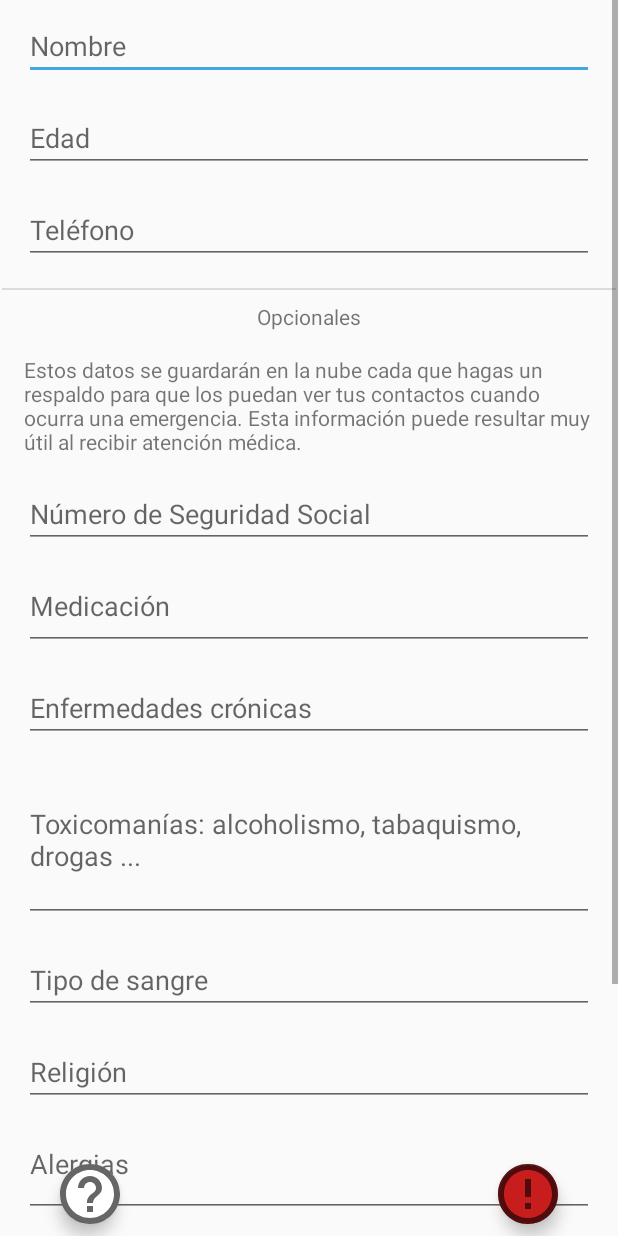
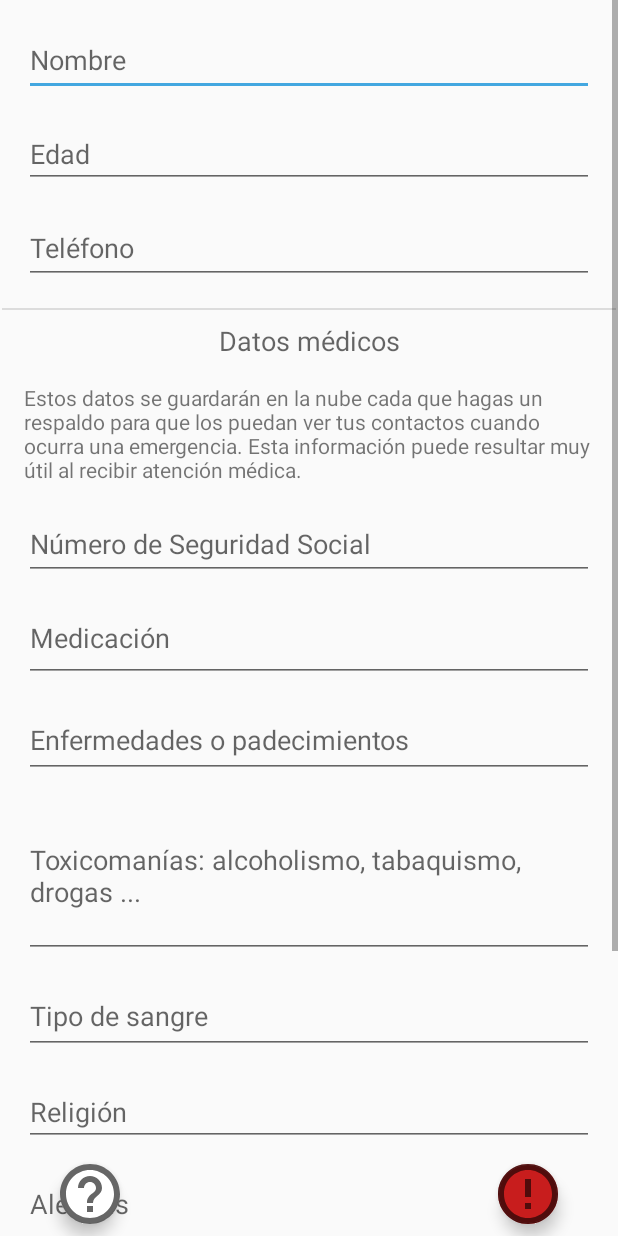
Before and after one commit to MartinBarriga/tt2, an Android app: the DatosUsuario screen opened directly, with no data from a screen before it, on a phone screen of 412 x 824 dp. Run offline under Robolectric (Android 15) with nearby library versions, the phone set to English and light mode, and no system bars; our stand-ins replace Firebase (no records; nobody signed in at launch, a user with empty details on screens opened directly); 11 statements that could not run were skipped.

```diff
--- a/AndroidApp/app/src/main/res/layout/activity_datos_usuario.xml
+++ b/AndroidApp/app/src/main/res/layout/activity_datos_usuario.xml
@@ -27,11 +27,12 @@
                 android:layout_width="match_parent"
                 android:layout_height="wrap_content"
                 android:layout_marginStart="16dp"
-                android:layout_marginTop="8dp"
+                android:layout_marginTop="16dp"
                 android:layout_marginEnd="16dp"
                 android:ems="10"
                 android:hint="Nombre"
                 android:inputType="textPersonName"
+                android:minHeight="48dp"
                 android:textAlignment="viewStart"
                 app:layout_constraintEnd_toEndOf="parent"
                 app:layout_constraintStart_toStartOf="parent"
@@ -50,7 +51,8 @@
                 app:layout_constraintEnd_toEndOf="parent"
                 app:layout_constraintHorizontal_bias="1.0"
                 app:layout_constraintStart_toStartOf="parent"
-                app:layout_constraintTop_toBottomOf="@+id/nombre" />
+                app:layout_constraintTop_toBottomOf="@+id/nombre"
+                tools:ignore="TouchTargetSizeCheck" />
 
             <EditText
                 android:id="@+id/telefono"
@@ -62,6 +64,7 @@
                 android:ems="10"
                 android:hint="Teléfono"
                 android:inputType="phone"
+                android:minHeight="48dp"
                 app:layout_constraintEnd_toEndOf="parent"
                 app:layout_constraintStart_toStartOf="parent"
                 app:layout_constraintTop_toBottomOf="@+id/edad" />
@@ -83,8 +86,9 @@
                 android:layout_width="match_parent"
                 android:layout_height="wrap_content"
                 android:layout_marginTop="8dp"
-                android:text="Opcionales"
+                android:text="Datos médicos"
                 android:textAlignment="center"
+                android:textAppearance="@style/TextAppearance.AppCompat.Medium"
                 app:layout_constraintEnd_toEndOf="parent"
                 app:layout_constraintStart_toStartOf="parent"
                 app:layout_constraintTop_toBottomOf="@+id/divider" />
@@ -107,7 +111,8 @@
                 android:layout_marginRight="16dp"
                 android:ems="10"
                 android:hint="Número de Seguridad Social"
-                android:inputType="number" />
+                android:inputType="number"
+                android:minHeight="48dp" />
 
             <EditText
                 android:id="@+id/medicacion"
@@ -134,8 +139,9 @@
                 android:layout_marginEnd="16dp"
                 android:ems="10"
                 android:gravity="start|top"
-                android:hint="Enfermedades crónicas"
-                android:inputType="textMultiLine|textAutoComplete" />
+                android:hint="Enfermedades o padecimientos"
+                android:inputType="textAutoComplete"
+                android:minHeight="48dp" />
 
             <com.google.android.material.chip.ChipGroup
                 android:id="@+id/enfermedadesChipGroup"
@@ -143,22 +149,7 @@
                 android:layout_height="match_parent"
                 android:layout_marginStart="16dp"
                 android:layout_marginTop="16dp"
-                android:layout_marginEnd="16dp">
-
-                <com.google.android.material.chip.Chip
-                    android:id="@+id/chip"
-                    android:layout_width="match_parent"
-                    android:layout_height="wrap_content"
-                    android:layout_marginStart="16dp"
-                    android:layout_marginTop="16dp"
-                    android:layout_marginEnd="16dp"
-                    android:checkable="false"
-                    android:text="Gastritis"
-                    android:textAppearance="@style/TextAppearance.AppCompat.Medium"
-                    app:checkedIconVisible="false"
-                    app:chipIconVisible="true"
-                    app:closeIconVisible="true" />
-            </com.google.android.material.chip.ChipGroup>
+                android:layout_marginEnd="16dp"/>
 
             <EditText
                 android:id="@+id/toxicomanias"
@@ -187,6 +178,7 @@
                 android:gravity="start|top"
                 android:hint="Tipo de sangre"
                 android:inputType="text"
+                android:minHeight="48dp"
                 app:layout_constraintEnd_toEndOf="parent"
                 app:layout_constraintStart_toStartOf="parent"
                 app:layout_constraintTop_toBottomOf="@+id/enfermedades" />
@@ -249,17 +241,21 @@
 
             <Button
                 android:id="@+id/guardar"
-                android:layout_width="wrap_content"
+                android:layout_width="match_parent"
                 android:layout_height="wrap_content"
                 android:layout_gravity="center_horizontal"
+                android:layout_marginStart="8dp"
                 android:layout_marginTop="8dp"
+                android:layout_marginEnd="8dp"
+                android:layout_marginBottom="8dp"
                 android:backgroundTint="@color/colorPrimary"
-                android:gravity="left"
                 android:text="Guardar"
-                android:textSize="18sp"/>
+                android:textAlignment="center"
+                android:textSize="18sp" />
 
         </LinearLayout>
     </ScrollView>
+
     <com.google.android.material.floatingactionbutton.FloatingActionButton
         android:id="@+id/boton_emergencia"
         android:layout_width="wrap_content"
@@ -268,6 +264,8 @@
         android:layout_marginBottom="8dp"
         android:clickable="true"
         android:focusableInTouchMode="false"
+        android:minWidth="48dp"
+        android:minHeight="48dp"
         android:src="@drawable/ic_baseline_error_outline_72"
         android:textAlignment="textStart"
         app:backgroundTint="#C81D1D"
@@ -276,7 +274,9 @@
         app:layout_constraintEnd_toEndOf="parent"
         app:layout_constraintTop_toTopOf="parent"
         app:layout_constraintVertical_bias="1.0"
-        app:maxImageSize="48sp" />
+        app:maxImageSize="48sp"
+        tools:ignore="SpeakableTextPresentCheck,TouchTargetSizeCheck" />
+
     <com.google.android.material.floatingactionbutton.FloatingActionButton
         android:id="@+id/boton_instructivo_flotante"
         android:layout_width="wrap_content"
@@ -285,6 +285,8 @@
         android:layout_marginBottom="8dp"
         android:clickable="true"
         android:focusableInTouchMode="false"
+        android:minWidth="48dp"
+        android:minHeight="48dp"
         android:src="@drawable/ic_baseline_help_outline_24"
         android:textAlignment="textStart"
         app:backgroundTint="#FFFFFF"
@@ -293,6 +295,7 @@
         app:layout_constraintStart_toStartOf="parent"
         app:layout_constraintTop_toTopOf="parent"
         app:layout_constraintVertical_bias="1.0"
-        app:maxImageSize="48sp" />
+        app:maxImageSize="48sp"
+        tools:ignore="SpeakableTextPresentCheck,TouchTargetSizeCheck" />
 
 </androidx.constraintlayout.widget.ConstraintLayout>
```
Also changed, not shown: AndroidApp/app/src/main/AndroidManifest.xml (+27 -24 lines), AndroidApp/app/src/main/java/com/example/martin/AndroidApp/LoadingLogin.java (+13 -0 lines), AndroidApp/app/src/main/java/com/example/martin/AndroidApp/recuperarContrasena.java (added, +41 -0 lines), AndroidApp/app/src/main/res/layout/activity_login.xml (+16 -4 lines), AndroidApp/app/src/main/res/layout/activity_recuperar_contrasena.xml (added, +63 -0 lines).
